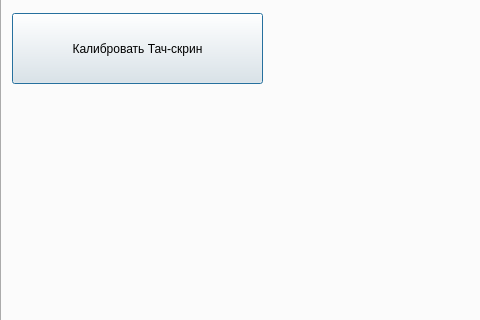
tomyqg/topaz-m, file options.ui: the form before one commit; both pictures show x 0 to 480 and y 93 to 413 of the 1280 by 800 pixel window.
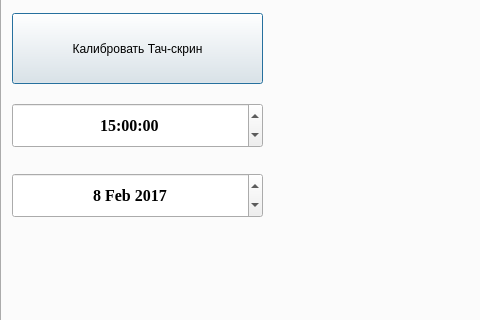
The form after the commit. The open tabs and pages were chosen to show the change.

Commit message: sys opt and date saving

Patch:
```diff
--- a/options.ui
+++ b/options.ui
@@ -2681,6 +2681,90 @@
       <string>Калибровать Тач-скрин</string>
      </property>
     </widget>
+    <widget class="QTimeEdit" name="timeEdit">
+     <property name="geometry">
+      <rect>
+       <x>10</x>
+       <y>140</y>
+       <width>251</width>
+       <height>45</height>
+      </rect>
+     </property>
+     <property name="font">
+      <font>
+       <family>Times New Roman</family>
+       <pointsize>12</pointsize>
+       <weight>75</weight>
+       <bold>true</bold>
+      </font>
+     </property>
+     <property name="alignment">
+      <set>Qt::AlignCenter</set>
+     </property>
+     <property name="maximumDate">
+      <date>
+       <year>2027</year>
+       <month>1</month>
+       <day>3</day>
+      </date>
+     </property>
+     <property name="minimumDate">
+      <date>
+       <year>2017</year>
+       <month>1</month>
+       <day>1</day>
+      </date>
+     </property>
+     <property name="time">
+      <time>
+       <hour>15</hour>
+       <minute>0</minute>
+       <second>0</second>
+      </time>
+     </property>
+    </widget>
+    <widget class="QDateEdit" name="dateEdit">
+     <property name="geometry">
+      <rect>
+       <x>10</x>
+       <y>210</y>
+       <width>251</width>
+       <height>45</height>
+      </rect>
+     </property>
+     <property name="font">
+      <font>
+       <family>Times New Roman</family>
+       <pointsize>12</pointsize>
+       <weight>75</weight>
+       <bold>true</bold>
+      </font>
+     </property>
+     <property name="alignment">
+      <set>Qt::AlignCenter</set>
+     </property>
+     <property name="maximumDate">
+      <date>
+       <year>2027</year>
+       <month>12</month>
+       <day>31</day>
+      </date>
+     </property>
+     <property name="minimumDate">
+      <date>
+       <year>2016</year>
+       <month>12</month>
+       <day>31</day>
+      </date>
+     </property>
+     <property name="date">
+      <date>
+       <year>2017</year>
+       <month>2</month>
+       <day>8</day>
+      </date>
+     </property>
+    </widget>
    </widget>
    <widget class="QWidget" name="tab_2">
     <attribute name="title">
```
Left out of the diff: 14 changed lines with no effect on the pictures. The commit also changes 7 other files.
